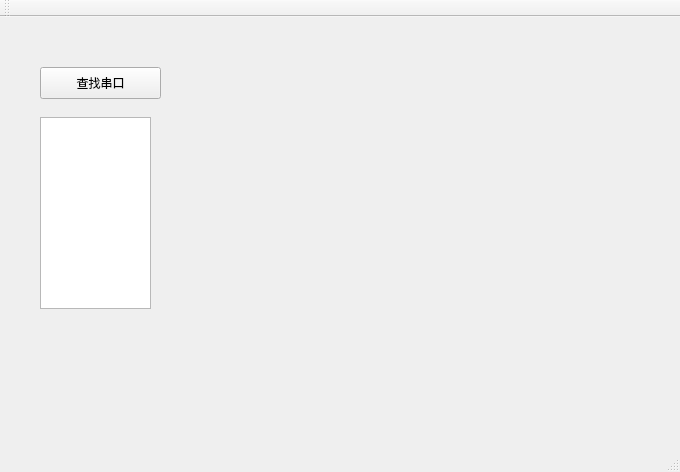
Old version of the form mainwindow.ui in the repository luppiterw/qw_serial_port_tool.
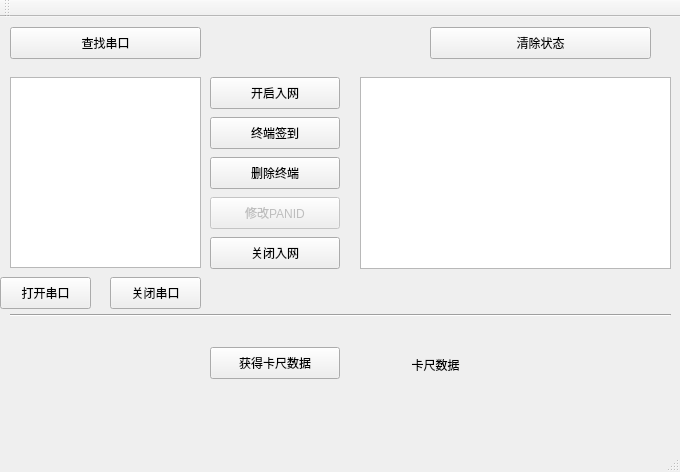
New version of the form.

Commit message: 测试串口打开+关闭

The edit to the form file:
```diff
--- a/mainwindow.ui
+++ b/mainwindow.ui
@@ -10,6 +10,24 @@
     <height>472</height>
    </rect>
   </property>
+  <property name="sizePolicy">
+   <sizepolicy hsizetype="Maximum" vsizetype="Maximum">
+    <horstretch>0</horstretch>
+    <verstretch>0</verstretch>
+   </sizepolicy>
+  </property>
+  <property name="minimumSize">
+   <size>
+    <width>680</width>
+    <height>472</height>
+   </size>
+  </property>
+  <property name="maximumSize">
+   <size>
+    <width>680</width>
+    <height>472</height>
+   </size>
+  </property>
   <property name="windowTitle">
    <string>MainWindow</string>
   </property>
@@ -17,9 +35,9 @@
    <widget class="QPushButton" name="serialPortSearchButton">
     <property name="geometry">
      <rect>
-      <x>40</x>
-      <y>50</y>
-      <width>121</width>
+      <x>10</x>
+      <y>10</y>
+      <width>191</width>
       <height>32</height>
      </rect>
     </property>
@@ -30,13 +48,172 @@
    <widget class="QListWidget" name="serialPortListWidget">
     <property name="geometry">
      <rect>
-      <x>40</x>
+      <x>10</x>
+      <y>60</y>
+      <width>191</width>
+      <height>191</height>
+     </rect>
+    </property>
+   </widget>
+   <widget class="QPushButton" name="startNetInButton">
+    <property name="geometry">
+     <rect>
+      <x>210</x>
+      <y>60</y>
+      <width>130</width>
+      <height>32</height>
+     </rect>
+    </property>
+    <property name="text">
+     <string>开启入网</string>
+    </property>
+   </widget>
+   <widget class="QPushButton" name="terminalSignInButton">
+    <property name="geometry">
+     <rect>
+      <x>210</x>
       <y>100</y>
-      <width>111</width>
+      <width>130</width>
+      <height>32</height>
+     </rect>
+    </property>
+    <property name="text">
+     <string>终端签到</string>
+    </property>
+   </widget>
+   <widget class="QPushButton" name="removeTerminalButton">
+    <property name="geometry">
+     <rect>
+      <x>210</x>
+      <y>140</y>
+      <width>130</width>
+      <height>32</height>
+     </rect>
+    </property>
+    <property name="text">
+     <string>删除终端</string>
+    </property>
+   </widget>
+   <widget class="QPushButton" name="modifyPanIDButton">
+    <property name="enabled">
+     <bool>false</bool>
+    </property>
+    <property name="geometry">
+     <rect>
+      <x>210</x>
+      <y>180</y>
+      <width>130</width>
+      <height>32</height>
+     </rect>
+    </property>
+    <property name="text">
+     <string>修改PANID</string>
+    </property>
+   </widget>
+   <widget class="QPushButton" name="closeNetButton">
+    <property name="geometry">
+     <rect>
+      <x>210</x>
+      <y>220</y>
+      <width>130</width>
+      <height>32</height>
+     </rect>
+    </property>
+    <property name="text">
+     <string>关闭入网</string>
+    </property>
+   </widget>
+   <widget class="QPushButton" name="readCalliperDataButton">
+    <property name="geometry">
+     <rect>
+      <x>210</x>
+      <y>330</y>
+      <width>130</width>
+      <height>32</height>
+     </rect>
+    </property>
+    <property name="text">
+     <string>获得卡尺数据</string>
+    </property>
+   </widget>
+   <widget class="Line" name="line">
+    <property name="geometry">
+     <rect>
+      <x>10</x>
+      <y>290</y>
+      <width>661</width>
+      <height>16</height>
+     </rect>
+    </property>
+    <property name="orientation">
+     <enum>Qt::Horizontal</enum>
+    </property>
+   </widget>
+   <widget class="QLabel" name="calliperDataLabel">
+    <property name="geometry">
+     <rect>
+      <x>340</x>
+      <y>340</y>
+      <width>191</width>
+      <height>16</height>
+     </rect>
+    </property>
+    <property name="text">
+     <string>卡尺数据</string>
+    </property>
+    <property name="alignment">
+     <set>Qt::AlignCenter</set>
+    </property>
+   </widget>
+   <widget class="QPushButton" name="clearStatusButton">
+    <property name="geometry">
+     <rect>
+      <x>430</x>
+      <y>10</y>
+      <width>221</width>
+      <height>32</height>
+     </rect>
+    </property>
+    <property name="text">
+     <string>清除状态</string>
+    </property>
+   </widget>
+   <widget class="QTextBrowser" name="logTextBrowser">
+    <property name="geometry">
+     <rect>
+      <x>360</x>
+      <y>60</y>
+      <width>311</width>
       <height>192</height>
      </rect>
     </property>
    </widget>
+   <widget class="QPushButton" name="openSerialPortButton">
+    <property name="geometry">
+     <rect>
+      <x>0</x>
+      <y>260</y>
+      <width>91</width>
+      <height>32</height>
+     </rect>
+    </property>
+    <property name="text">
+     <string>打开串口</string>
+    </property>
+   </widget>
+   <widget class="QPushButton" name="closeSerialPortButton">
+    <property name="geometry">
+     <rect>
+      <x>110</x>
+      <y>260</y>
+      <width>91</width>
+      <height>32</height>
+     </rect>
+    </property>
+    <property name="text">
+     <string>关闭串口</string>
+    </property>
+   </widget>
   </widget>
   <widget class="QMenuBar" name="menuBar">
    <property name="geometry">
```
The commit also changes 2 other files.
